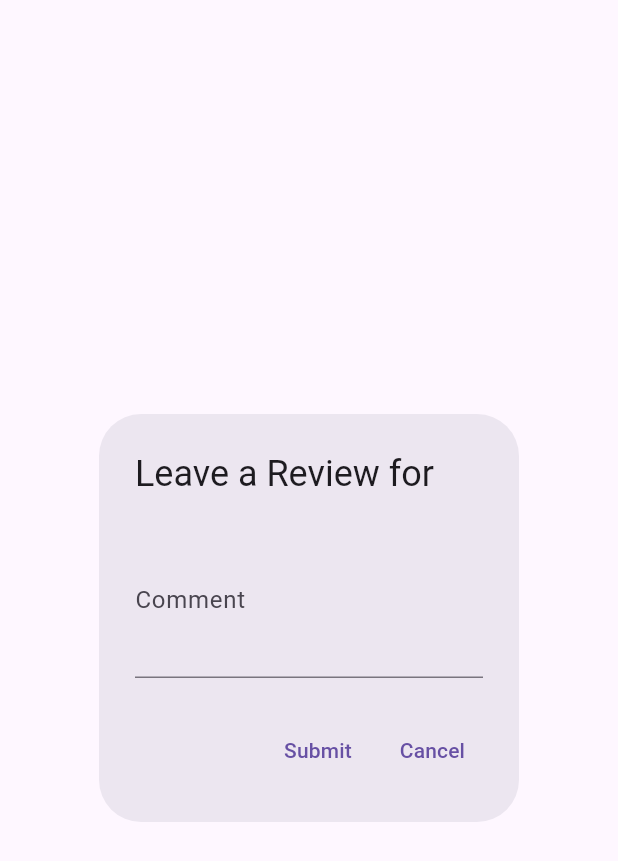
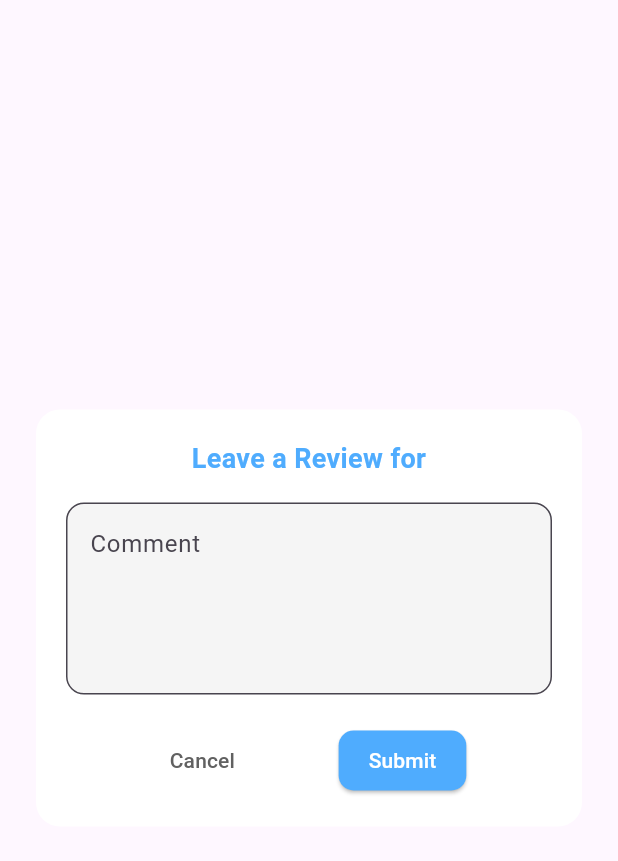
Before and after one commit to Wajeeha-Zeeshan/MAP-project-, a Flutter app: the ReviewFormView widget shown alone on an empty page, opened directly with empty values, on a phone screen of 412 x 824 dp. Shown: the top 861 px of the screen. Run offline on Flutter 3.47's test engine with Material 3 defaults, Android fonts, the phone set to English and light mode, and no system bars; our stand-ins replace cloud_firestore, firebase_core; accounts and stored records are empty.

Commit message:
ui sprint 3

```diff
--- a/lib/view/auth/register_view.dart
+++ b/lib/view/auth/register_view.dart
@@ -2,7 +2,7 @@ import 'package:flutter/material.dart';
 import 'package:provider/provider.dart';
 import '../../viewmodels/auth_viewmodel.dart';
 
-class RegisterView extends StatelessWidget {
+  class RegisterView extends StatelessWidget {
   final TextEditingController _emailController = TextEditingController();
   final TextEditingController _passwordController = TextEditingController();
   final TextEditingController _nameController = TextEditingController();
--- a/lib/view/review/review_form_view.dart
+++ b/lib/view/review/review_form_view.dart
@@ -1,6 +1,7 @@
 import 'package:flutter/material.dart';
 import '../../models/review_model.dart';
 import '../../viewmodels/review_viewmodel.dart';
+
 
 class ReviewFormView extends StatefulWidget {
   final String tutorId;
@@ -29,7 +30,7 @@ class _ReviewFormViewState extends State<ReviewFormView> {
       final review = Review(
         tutorId: widget.tutorId,
         studentId: widget.studentId,
-        rating: 0.0, // Default or placeholder since rating is removed
+        rating: 0.0,
         comment: _comment,
         createdAt: DateTime.now(),
       );
@@ -43,27 +44,79 @@ class _ReviewFormViewState extends State<ReviewFormView> {
     }
   }
 
+
   @override
   Widget build(BuildContext context) {
-    return AlertDialog(
-      title: Text('Leave a Review for ${widget.tutorName}'),
-      content: Form(
+    return Dialog(
+      insetPadding: const EdgeInsets.symmetric(horizontal: 24, vertical: 24),
+      shape: RoundedRectangleBorder(borderRadius: BorderRadius.circular(16)),
+      elevation: 10,
+      backgroundColor: Colors.white,
+      child: Padding(
+        padding: const EdgeInsets.all(20.0),
+        child: Form(
           key: _formKey,
-        child: TextFormField(
-          maxLines: 3,
-          decoration: const InputDecoration(labelText: 'Comment'),
-          onSaved: (value) => _comment = value ?? '',
-          validator:
-              (value) => value!.isEmpty ? 'Please write a comment' : null,
+          child: Column(
+            mainAxisSize: MainAxisSize.min,
+            crossAxisAlignment: CrossAxisAlignment.start,
+            children: [
+              Center(
+                child: Text(
+                  'Leave a Review for ${widget.tutorName}',
+                  textAlign: TextAlign.center,
+                  style: const TextStyle(
+                    fontSize: 18,
+                    fontWeight: FontWeight.bold,
+                    color: Color(0xFF4facfe),
                   ),
                 ),
-      actions: [
-        TextButton(onPressed: _submitReview, child: const Text('Submit')),
+              ),
+              const SizedBox(height: 16),
+              TextFormField(
+                maxLines: 4,
+                decoration: InputDecoration(
+                  labelText: 'Comment',
+                  alignLabelWithHint: true,
+                  filled: true,
+                  fillColor: Colors.grey[100],
+                  border: OutlineInputBorder(
+                    borderRadius: BorderRadius.circular(12),
+                  ),
+                ),
+                onSaved: (value) => _comment = value ?? '',
+                validator: (value) =>
+                    value!.isEmpty ? 'Please write a comment' : null,
+              ),
+              const SizedBox(height: 20),
+              Row(
+                mainAxisAlignment: MainAxisAlignment.spaceEvenly,
+                children: [
                   TextButton(
+                    style: TextButton.styleFrom(
+                      foregroundColor: Colors.grey[700],
+                    ),
                     onPressed: () => Navigator.pop(context),
                     child: const Text('Cancel'),
                   ),
+                  ElevatedButton(
+                    style: ElevatedButton.styleFrom(
+                      backgroundColor: const Color(0xFF4facfe),
+                      foregroundColor: Colors.white,
+                      padding:
+                          const EdgeInsets.symmetric(horizontal: 20, vertical: 10),
+                      shape: RoundedRectangleBorder(
+                        borderRadius: BorderRadius.circular(10),
+                      ),
+                    ),
+                    onPressed: _submitReview,
+                    child: const Text('Submit'),
+                  ),
                 ],
+              ),
+            ],
+          ),
+        ),
+      ),
     );
   }
 }
```
Lines whose indentation alone changed are shown as unchanged.
